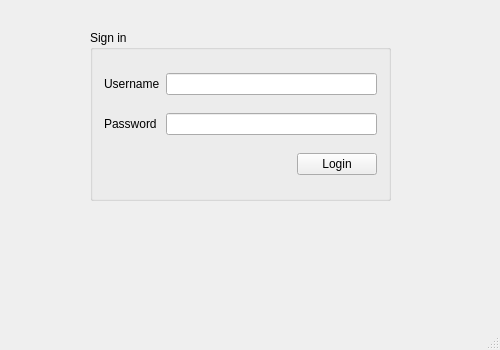
This is QtGui/loginwindow.ui in mitchdotdev/goat-bulk as Qt 5 draws it before an edit. The edited form follows.
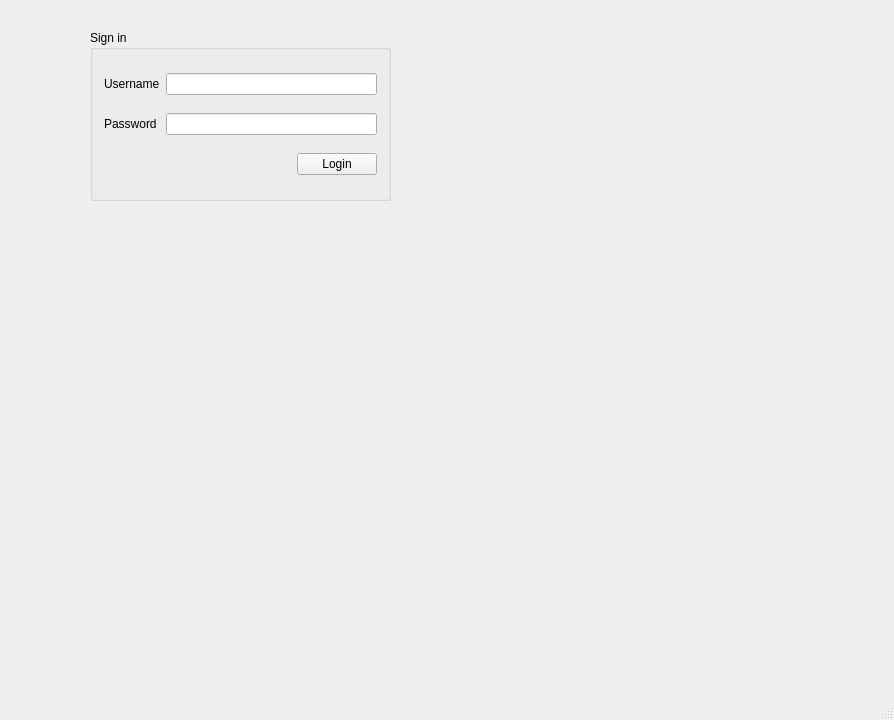
This is the edited form.

What changed in the file:
```diff
--- a/QtGui/loginwindow.ui
+++ b/QtGui/loginwindow.ui
@@ -6,8 +6,8 @@
    <rect>
     <x>0</x>
     <y>0</y>
-    <width>500</width>
-    <height>350</height>
+    <width>894</width>
+    <height>720</height>
    </rect>
   </property>
   <property name="windowTitle">
```
Left out of the diff: 2 changed lines with no effect on the pictures.
